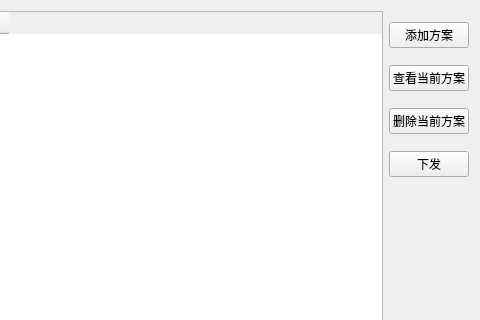
The window that UI_Check.ui (qwerttqq95/698_Special) describes before a commit, drawn with Qt 5; both pictures show x 103 to 583 and y 0 to 320 of the 583 by 449 pixel window.
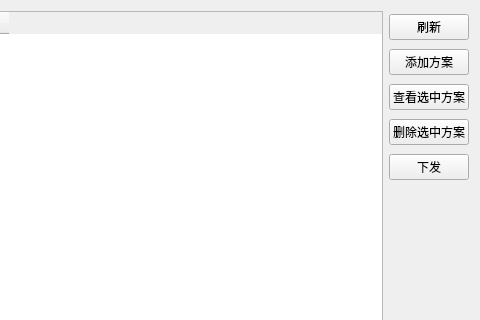
The same window after the commit.

Diff of the .ui file:
```diff
--- a/UI_Check.ui
+++ b/UI_Check.ui
@@ -37,6 +37,13 @@
      <property name="bottomMargin">
       <number>250</number>
      </property>
+     <item>
+      <widget class="QPushButton" name="pushButton_5">
+       <property name="text">
+        <string>刷新</string>
+       </property>
+      </widget>
+     </item>
      <item>
       <widget class="QPushButton" name="pushButton_2">
        <property name="text">
@@ -47,14 +54,14 @@
      <item>
       <widget class="QPushButton" name="pushButton_4">
        <property name="text">
-        <string>查看当前方案</string>
+        <string>查看选中方案</string>
        </property>
       </widget>
      </item>
      <item>
       <widget class="QPushButton" name="pushButton_3">
        <property name="text">
-        <string>删除当前方案</string>
+        <string>删除选中方案</string>
        </property>
       </widget>
      </item>
```
Left out of the diff: 25 changed lines with no effect on the pictures.
